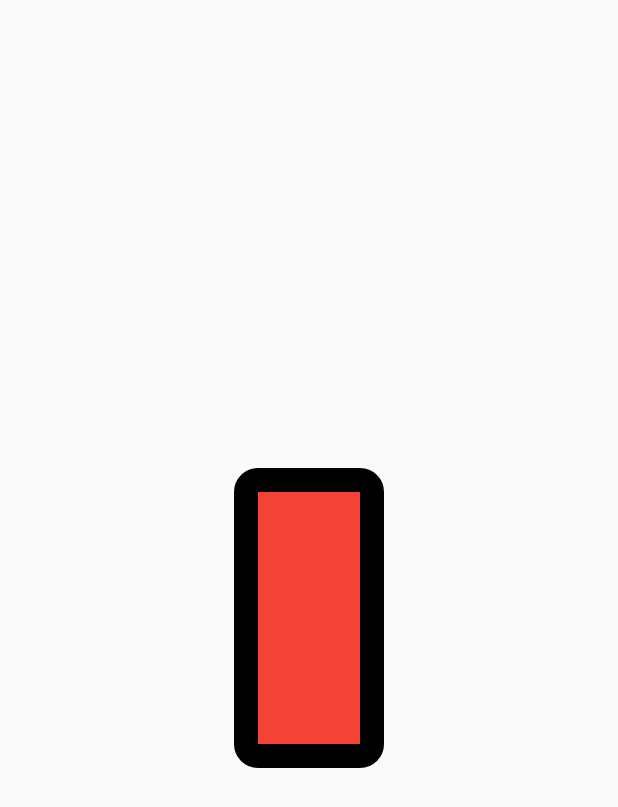
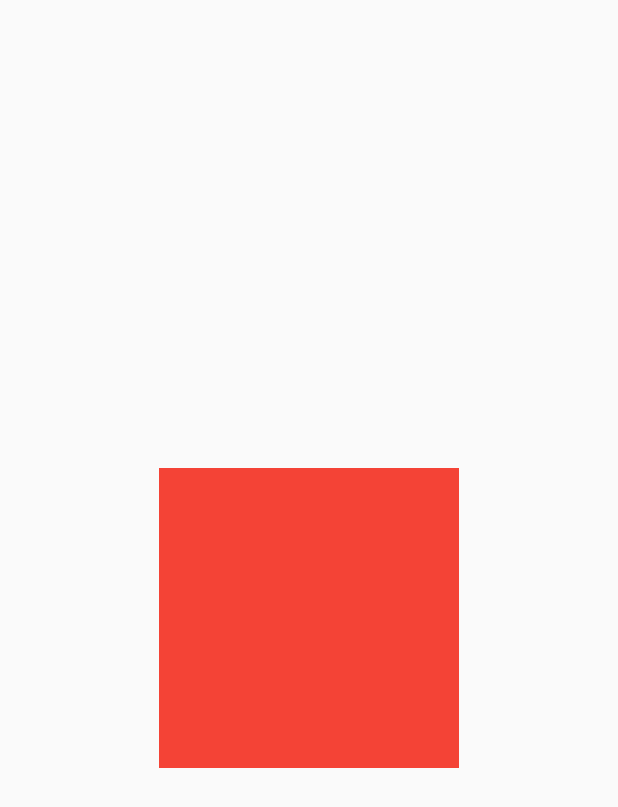
Before and after one commit to hwan33/flutter, a Flutter app: the screen it shows after launch, on a phone screen of 412 x 824 dp. Shown: the top 807 px of the screen. Run offline on Flutter 3.47's test engine with Material 2 defaults, Android fonts, the phone set to English and light mode, and no system bars.

Commit message:
디자인 관련 위젯 - SizedBox

```diff
--- a/lib/main.dart
+++ b/lib/main.dart
@@ -11,20 +11,14 @@ class MyApp extends StatelessWidget {
     return MaterialApp(
       home: Scaffold(
         body: Center(
+          child: SizedBox(
+            height: 200.0,
+            width: 200.0,
+
             child: Container(
-              decoration: BoxDecoration(
-                color: Colors.red,
-                border: Border.all(
-                  width: 16.0,
-                  color: Colors.black,
-                ),
-                borderRadius: BorderRadius.circular(
-                  16.0,
-                ),
-              ),
-              height: 200.0,
-              width: 100.0,
-            )
+              color: Colors.red,
+            ),
+          ),
         ),
       ),
     );
```
